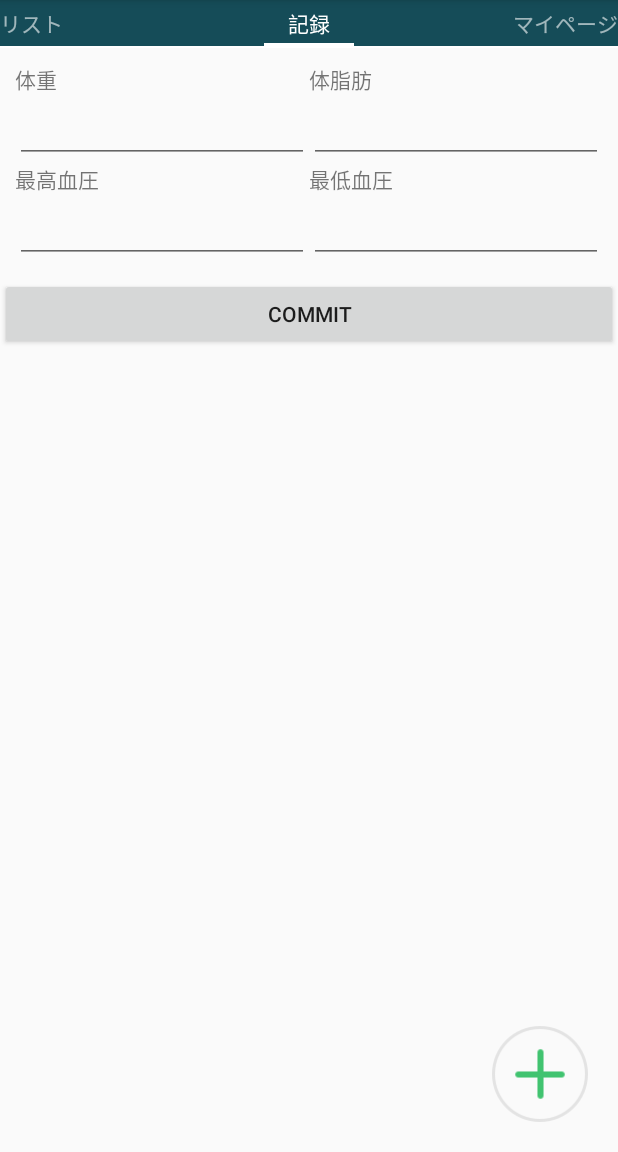
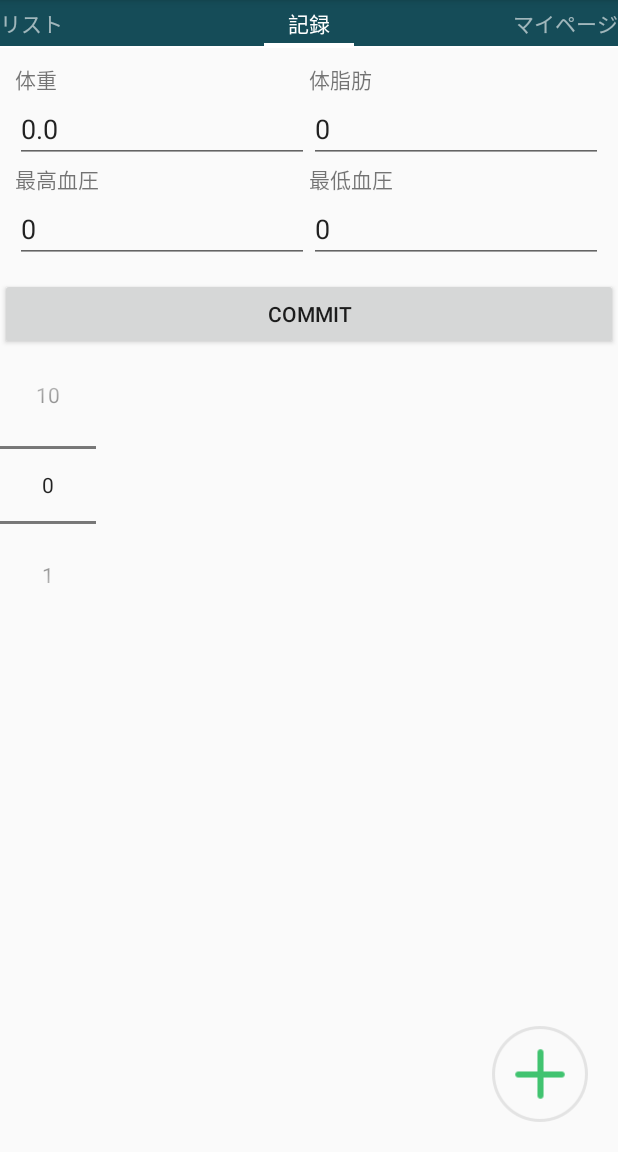
Before and after one commit to KawakawaRitsuki/WeightRecorder, an Android app: the MainActivity screen opened directly, with no data from a screen before it, after a tap on "記録", on a phone screen of 412 x 824 dp, the part 84-1236 px from its top. Run offline under Robolectric (Android 15) with nearby library versions, the phone set to English and light mode, and no system bars; libraries missing offline, so code that uses them is left out: com.activeandroid, com.activeandroid.query, com.baoyz.widget, com.echo.holographlibrary, com.jjoe64.graphview; 25 statements that could not run were skipped.

```diff
--- a/app/src/main/java/com/kawakawaplanning/weightrecorder/Fragment/RecordFragment.java
+++ b/app/src/main/java/com/kawakawaplanning/weightrecorder/Fragment/RecordFragment.java
@@ -11,14 +11,17 @@ import android.view.View;
 import android.view.ViewGroup;
 import android.widget.Button;
 import android.widget.EditText;
+import android.widget.NumberPicker;
 import android.widget.TextView;
 
+import com.activeandroid.query.Select;
 import com.kawakawaplanning.weightrecorder.LifeItem;
 import com.kawakawaplanning.weightrecorder.R;
 
 import java.math.BigDecimal;
 import java.text.SimpleDateFormat;
 import java.util.Calendar;
+import java.util.List;
 
 /**
  * Created by KP on 2015/03/25.
@@ -34,6 +37,7 @@ public class RecordFragment extends Fragment implements View.OnClickListener{
     private TextView mTextView4;
     private EditText mPressuredownET;
     private Button mCommitBtn;
+    private NumberPicker mNumberPicker;
     Vibrator vibrator;
 
     private void assignViews(View v) {
@@ -47,6 +51,7 @@ public class RecordFragment extends Fragment implements View.OnClickListener{
         mPressuredownET = (EditText) v.findViewById(R.id.pressuredownET);
         mCommitBtn = (Button) v.findViewById(R.id.commitBtn);
         mCommitBtn.setOnClickListener(this);
+        mNumberPicker = (NumberPicker)v.findViewById(R.id.numberPicker);
         vibrator = (Vibrator) getActivity().getSystemService(getActivity().VIBRATOR_SERVICE);
     }
 
@@ -68,6 +73,25 @@ public class RecordFragment extends Fragment implements View.OnClickListener{
 
     public void onStart(){
         super.onStart();
+        mNumberPicker.setMaxValue(10);
+        mNumberPicker.setMinValue(0);
+
+        List<LifeItem> list = new Select().from(LifeItem.class).execute();
+        Float weight = 0F;
+        int fat = 0;
+        int puu = 0;
+        int pud = 0;
+        for (LifeItem i : list) {
+            weight = i.weight;
+            fat = i.fat;
+            puu = i.puu;
+            pud = i.pud;
+        }
+        mweightET.setText(weight + "");
+        mFatET.setText(fat + "");
+        mPressureupET.setText(puu + "");
+        mPressuredownET.setText(pud + "");
+
     }
 
     @Override
--- a/app/src/main/res/layout/fragment_record.xml
+++ b/app/src/main/res/layout/fragment_record.xml
@@ -91,4 +91,9 @@
             android:id="@+id/commitBtn"/>
 
     </LinearLayout>
+
+    <NumberPicker
+        android:layout_width="wrap_content"
+        android:layout_height="wrap_content"
+        android:id="@+id/numberPicker" />
 </LinearLayout>
```
Also changed, not shown: app/src/main/java/com/kawakawaplanning/weightrecorder/MainActivity.java (+16 -13 lines).
